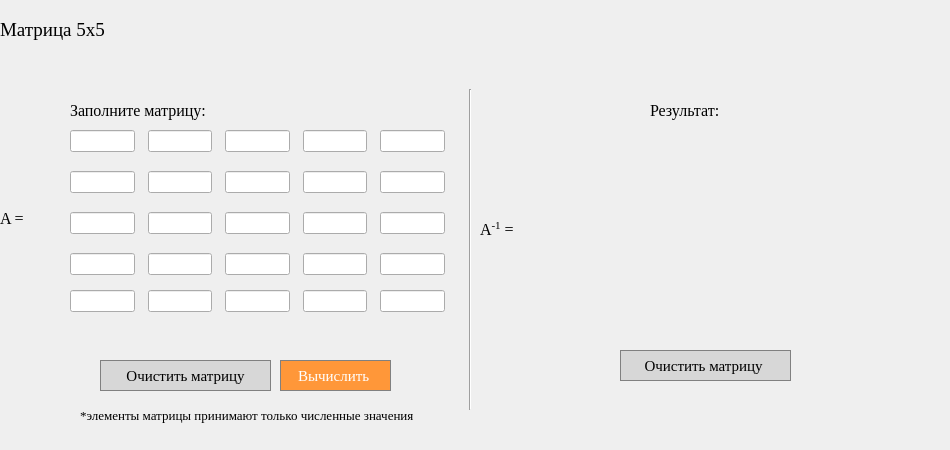
First picture: the form in matrix_inverse_5x5.ui, repository moevm/gui-1h2018-27, before the edit.
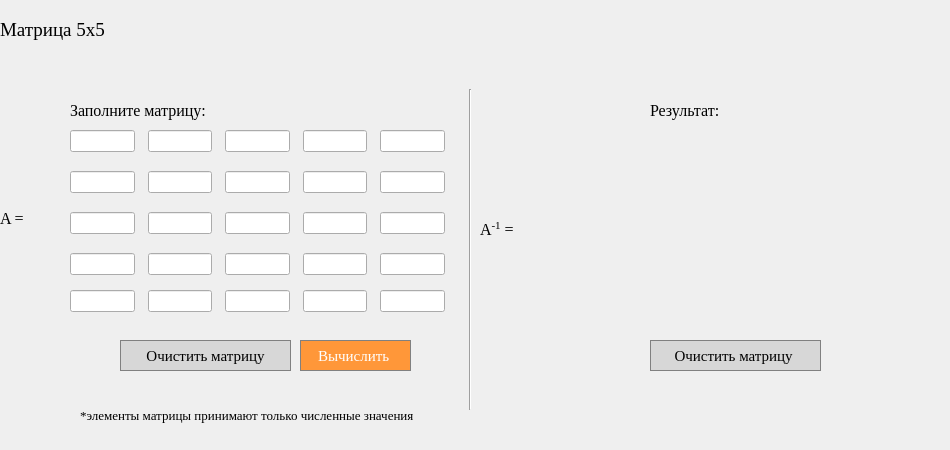
Second picture: the form after the edit. Icons and pictures are not drawn.

Diff of the .ui file:
```diff
--- a/matrix_inverse_5x5.ui
+++ b/matrix_inverse_5x5.ui
@@ -46,8 +46,8 @@
   <widget class="QPushButton" name="pushButton_det_5x5">
    <property name="geometry">
     <rect>
-     <x>280</x>
-     <y>360</y>
+     <x>300</x>
+     <y>340</y>
      <width>111</width>
      <height>31</height>
     </rect>
@@ -77,8 +77,8 @@
   <widget class="QPushButton" name="pushButton_clear">
    <property name="geometry">
     <rect>
-     <x>100</x>
-     <y>360</y>
+     <x>120</x>
+     <y>340</y>
      <width>171</width>
      <height>31</height>
     </rect>
@@ -609,8 +609,8 @@
   <widget class="QPushButton" name="pushButton_clear_res">
    <property name="geometry">
     <rect>
-     <x>620</x>
-     <y>350</y>
+     <x>650</x>
+     <y>340</y>
      <width>171</width>
      <height>31</height>
     </rect>
@@ -694,7 +694,7 @@
      <x>530</x>
      <y>130</y>
      <width>401</width>
-     <height>202</height>
+     <height>182</height>
     </rect>
    </property>
    <layout class="QVBoxLayout" name="verticalLayout_2">
@@ -882,7 +882,7 @@
       <property name="sizeHint" stdset="0">
        <size>
         <width>186</width>
-        <height>10</height>
+        <height>2</height>
        </size>
       </property>
      </spacer>
@@ -1071,7 +1071,7 @@
       <property name="sizeHint" stdset="0">
        <size>
         <width>186</width>
-        <height>10</height>
+        <height>2</height>
        </size>
       </property>
      </spacer>
@@ -1260,7 +1260,7 @@
       <property name="sizeHint" stdset="0">
        <size>
         <width>186</width>
-        <height>10</height>
+        <height>2</height>
        </size>
       </property>
      </spacer>
@@ -1449,7 +1449,7 @@
       <property name="sizeHint" stdset="0">
        <size>
         <width>186</width>
-        <height>10</height>
+        <height>2</height>
        </size>
       </property>
      </spacer>
```
Left out of the diff: 40 changed lines with no effect on the pictures.
